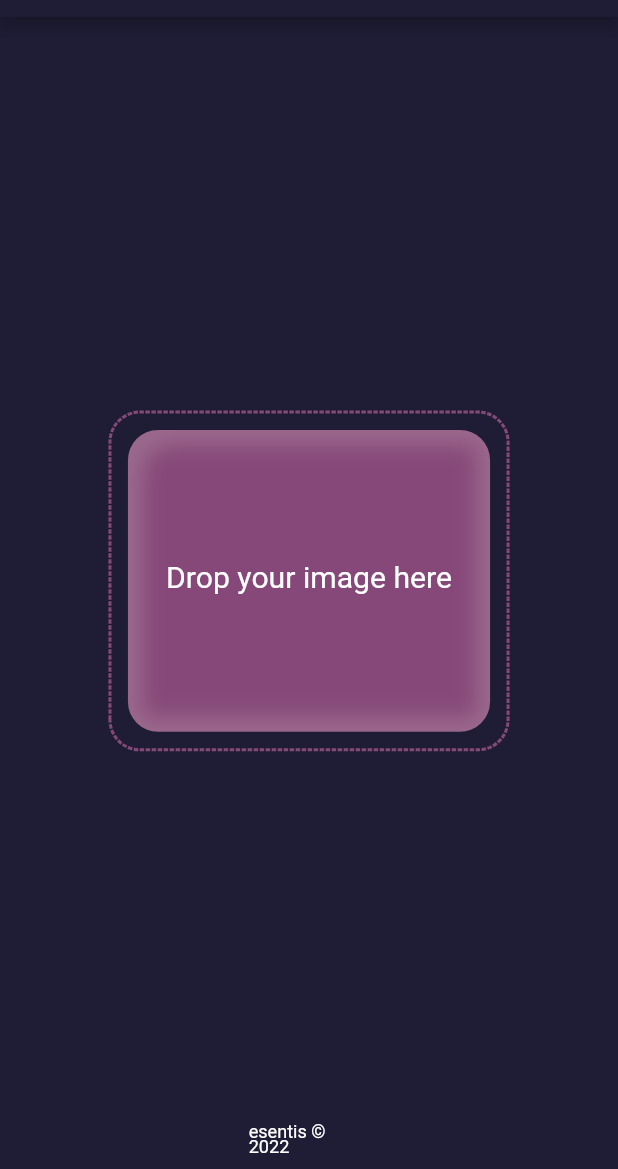
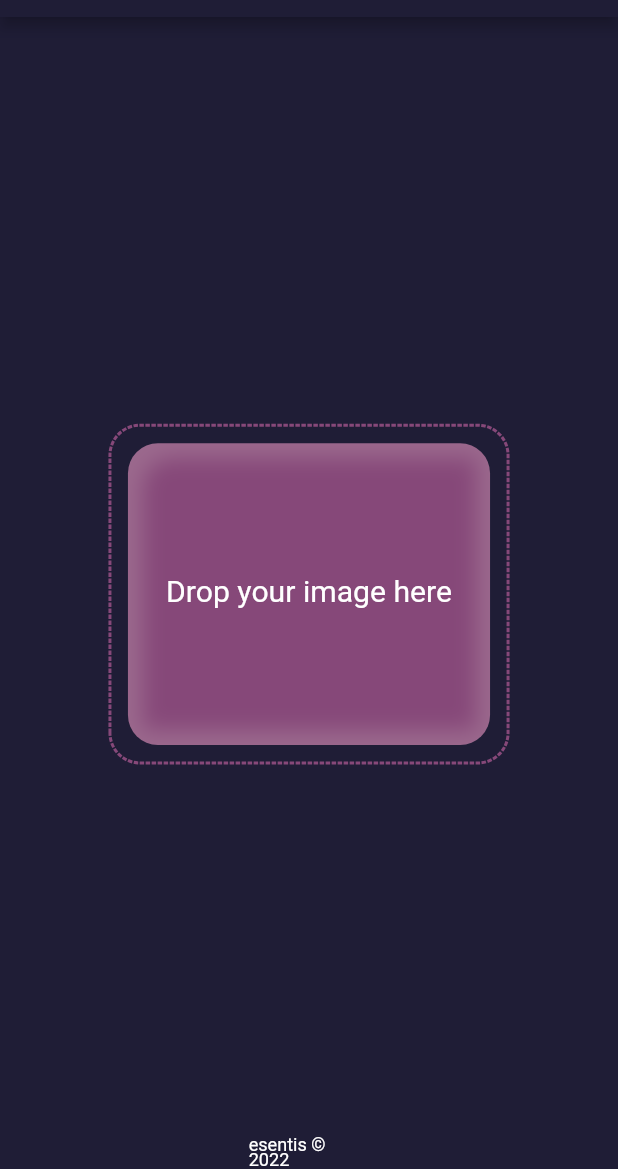
Before and after one commit to esentis/photocanvas, a Flutter app: the screen it shows after launch, on a phone screen of 412 x 824 dp, the part 67-1236 px from its top. Run offline on Flutter 3.47's test engine with Material 2 defaults, Android fonts, the phone set to English and light mode, and no system bars; drawn by our look-alikes of dotted_border; our stand-ins replace flutter_screenutil, logger, palette_generator, top_snackbar_flutter, url_strategy; missing offline and left inert: dart:html, drop_zone, image_pixels; Roboto replaces fonts that are missing (Dongle).

Commit message:
♻️ Refactors code

```diff
--- a/lib/widgets/copyright_footer.dart
+++ b/lib/widgets/copyright_footer.dart
@@ -28,13 +28,10 @@ class _CopyrightFooterState extends State<CopyrightFooter> {
       child: GestureDetector(
         onTap: () => launchLink('https://www.github.com/esentis'),
         child: Container(
-          height: 35.h,
+          //  height: 35.h,
           width: 200.w,
           color: kColorBackground,
-          child: Column(
-            mainAxisAlignment: MainAxisAlignment.center,
-            children: [
-              AnimatedDefaultTextStyle(
+          child: AnimatedDefaultTextStyle(
             duration: const Duration(milliseconds: 300),
             style: kStyle.copyWith(
               fontSize: 30.sp,
@@ -42,8 +39,6 @@ class _CopyrightFooterState extends State<CopyrightFooter> {
             ),
             child: Text('esentis © ${DateTime.now().year.toString()}'),
           ),
-            ],
-          ),
         ),
       ),
     );
```
Lines whose indentation alone changed are shown as unchanged.
